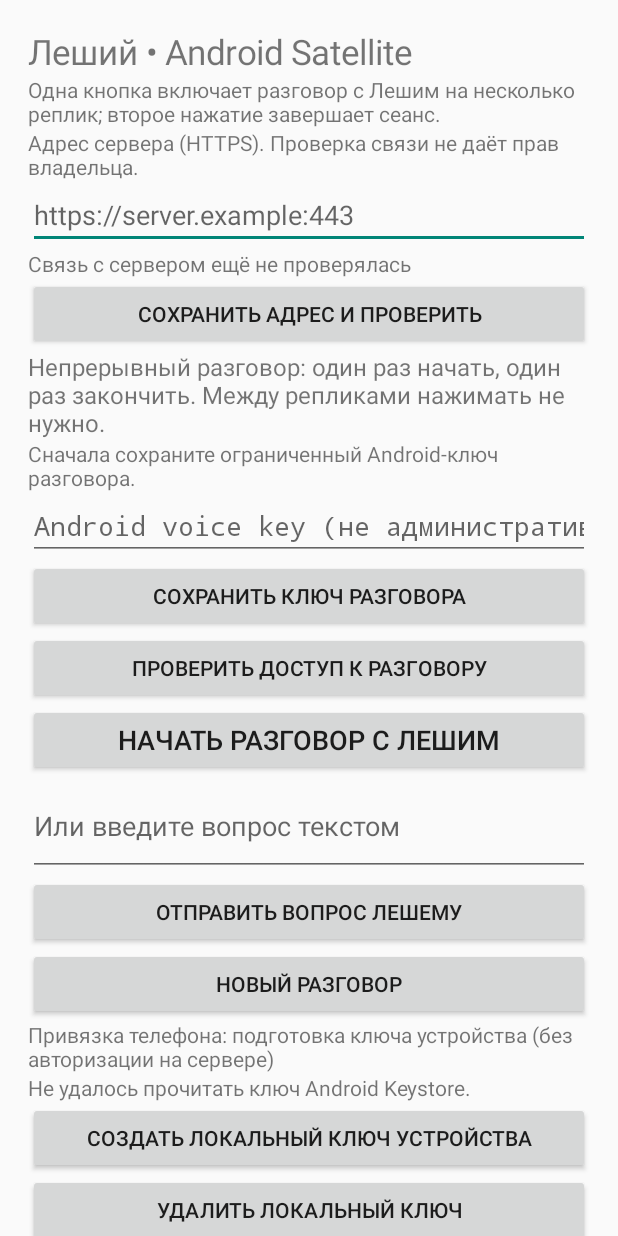
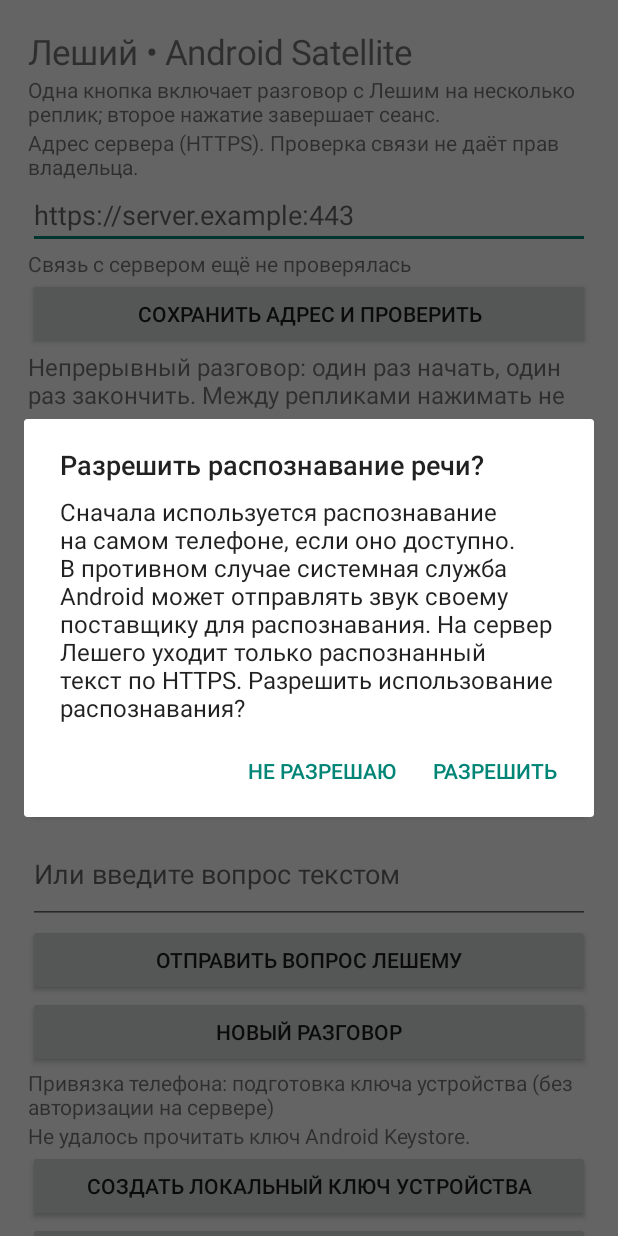
Before and after one commit to jaster351/leshy-AI, an Android app: the screen it shows after launch (MainActivity), after a tap on "НАЧАТЬ РАЗГОВОР С ЛЕШИМ", on a phone screen of 412 x 824 dp. Run offline under Robolectric (Android 15) with nearby library versions, the phone set to English and light mode, and no system bars; libraries missing offline, so code that uses them is left out: androidx.camera.core, androidx.camera.lifecycle, androidx.camera.view, com.google.mlkit.vision; 5 statements that could not run were skipped; 1 other tap on this screen came first.

Commit message:
feat(android): explicit consent and revocation for OS speech recognition provider

```diff
--- a/OS/android/app/src/main/java/ru/leshy/satellite/MainActivity.kt
+++ b/OS/android/app/src/main/java/ru/leshy/satellite/MainActivity.kt
@@ -168,6 +168,15 @@ class MainActivity : ComponentActivity() {
             }
         }
         root.addView(dialogueButton)
+        root.addView(Button(this).apply {
+            text = "Отозвать согласие на распознавание речи"
+            setOnClickListener {
+                if (continuousActive) stopContinuousConversation("Разговор завершён.")
+                getSharedPreferences("android_voice_privacy", MODE_PRIVATE)
+                    .edit().putBoolean("system_asr_agreed", false).apply()
+                voiceStatus.text = "Согласие отозвано. Распознавание будет выключено до нового разрешения."
+            }
+        })
         voiceQuestion = EditText(this).apply {
             hint = "Или введите вопрос текстом"
             setSingleLine(false)
@@ -327,6 +336,26 @@ class MainActivity : ComponentActivity() {
         if (continuousActive) return
         if (voiceBusy) {
             voiceStatus.text = "Дождитесь текущего ответа, затем включите разговор."
+            return
+        }
+        val consent = getSharedPreferences("android_voice_privacy", MODE_PRIVATE)
+        if (!consent.getBoolean("system_asr_agreed", false)) {
+            AlertDialog.Builder(this)
+                .setTitle("Разрешить распознавание речи?")
+                .setMessage(
+                    "Сначала используется распознавание на самом телефоне, если оно доступно. " +
+                        "В противном случае системная служба Android может отправлять звук " +
+                        "своему поставщику для распознавания. На сервер Лешего уходит только " +
+                        "распознанный текст по HTTPS. Разрешить использование распознавания?"
+                )
+                .setNegativeButton("Не разрешаю") { _, _ ->
+                    voiceStatus.text = "Без разрешения доступен только текстовый разговор."
+                }
+                .setPositiveButton("Разрешить") { _, _ ->
+                    consent.edit().putBoolean("system_asr_agreed", true).apply()
+                    startContinuousConversation()
+                }
+                .show()
             return
         }
         if (AndroidVoiceCredentials.read(this).isNullOrBlank()) {
```
